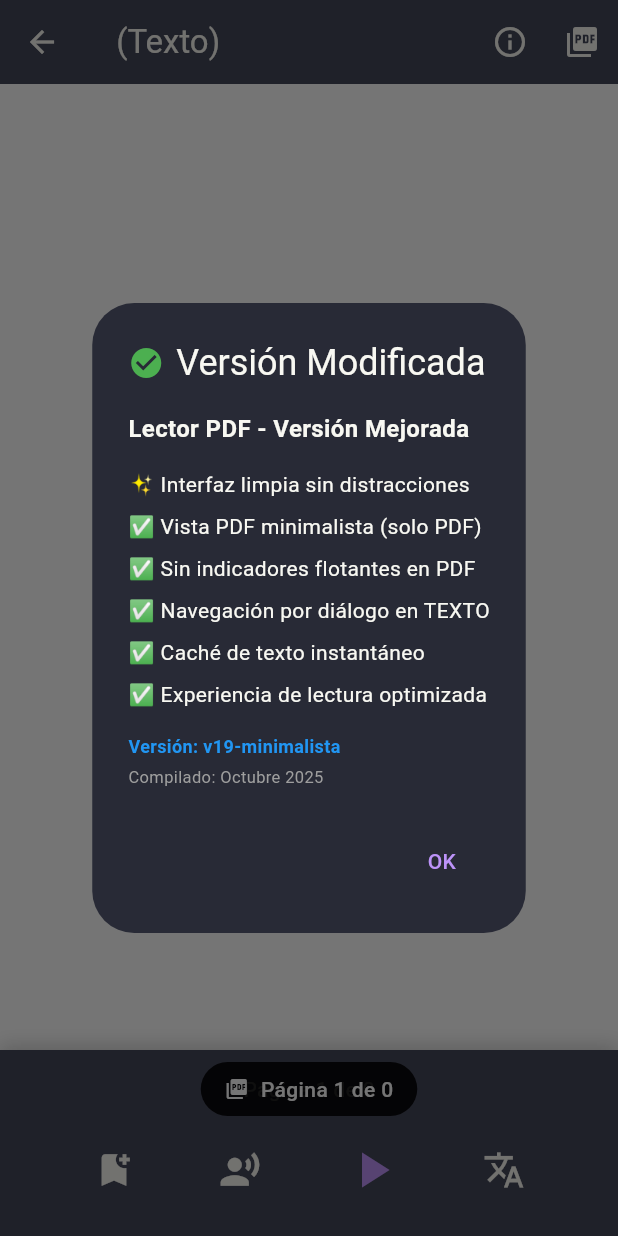
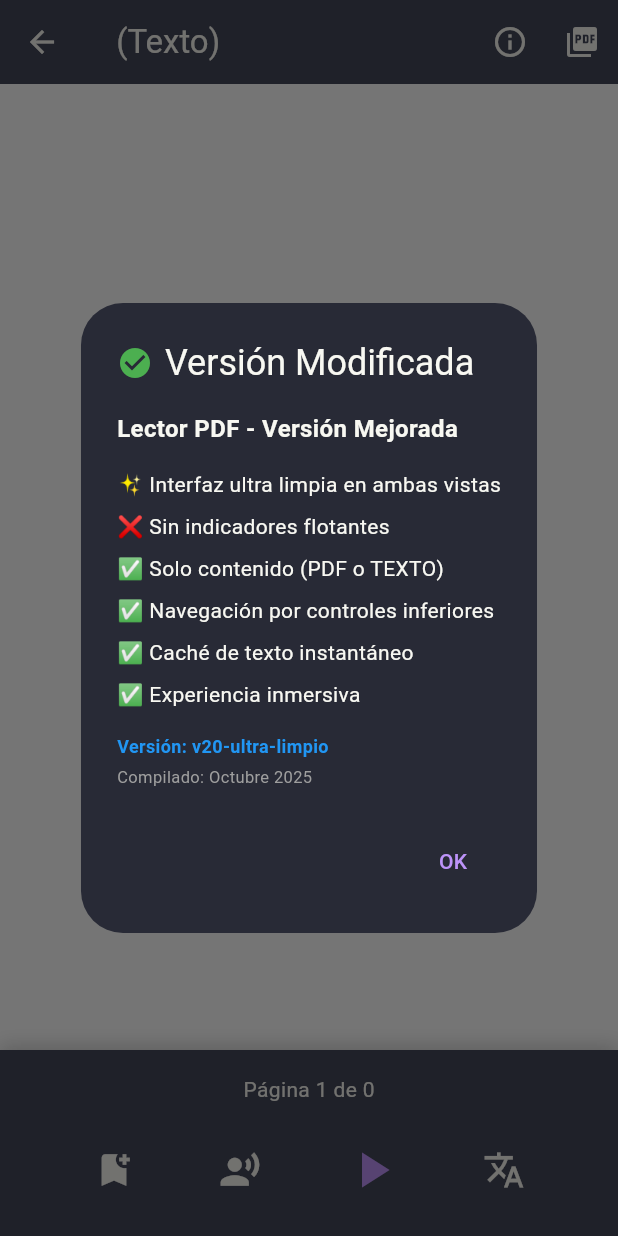
Before and after one commit to cucarraca/lector-pdf, a Flutter app: the TextViewScreen screen opened directly with empty values, after a tap on the "info outline" icon, on a phone screen of 412 x 824 dp. Run offline on Flutter 3.47's test engine with Material 3 defaults, Android fonts, the phone set to English and light mode, and no system bars; our stand-ins replace file_picker, flutter_tts, shared_preferences; missing offline and left inert: syncfusion_flutter_pdf, syncfusion_flutter_pdfviewer, translator; accounts and stored records are empty.

Commit message:
Actualización v0.8

```diff
--- a/lib/screens/pdf_reader_screen.dart
+++ b/lib/screens/pdf_reader_screen.dart
@@ -511,20 +511,20 @@ class _PdfReaderScreenState extends State<PdfReaderScreen> {
                         ),
                       ),
                       SizedBox(height: 16),
-                      Text('✨ Interfaz limpia sin distracciones'),
+                      Text('✨ Interfaz ultra limpia en ambas vistas'),
                       SizedBox(height: 8),
-                      Text('✅ Vista PDF minimalista (solo PDF)'),
+                      Text('❌ Sin indicadores flotantes'),
                       SizedBox(height: 8),
-                      Text('✅ Sin indicadores flotantes en PDF'),
+                      Text('✅ Solo contenido (PDF o TEXTO)'),
                       SizedBox(height: 8),
-                      Text('✅ Navegación por diálogo en TEXTO'),
+                      Text('✅ Navegación por controles inferiores'),
                       SizedBox(height: 8),
                       Text('✅ Caché de texto instantáneo'),
                       SizedBox(height: 8),
-                      Text('✅ Experiencia de lectura optimizada'),
+                      Text('✅ Experiencia inmersiva'),
                       SizedBox(height: 16),
                       Text(
-                        'Versión: v19-minimalista',
+                        'Versión: v20-ultra-limpio',
                         style: TextStyle(
                           fontSize: 12,
                           fontWeight: FontWeight.bold,
--- a/lib/screens/text_view_screen.dart
+++ b/lib/screens/text_view_screen.dart
@@ -341,20 +341,20 @@ class _TextViewScreenState extends State<TextViewScreen> {
                         ),
                       ),
                       SizedBox(height: 16),
-                      Text('✨ Interfaz limpia sin distracciones'),
+                      Text('✨ Interfaz ultra limpia en ambas vistas'),
                       SizedBox(height: 8),
-                      Text('✅ Vista PDF minimalista (solo PDF)'),
+                      Text('❌ Sin indicadores flotantes'),
                       SizedBox(height: 8),
-                      Text('✅ Sin indicadores flotantes en PDF'),
+                      Text('✅ Solo contenido (PDF o TEXTO)'),
                       SizedBox(height: 8),
-                      Text('✅ Navegación por diálogo en TEXTO'),
+                      Text('✅ Navegación por controles inferiores'),
                       SizedBox(height: 8),
                       Text('✅ Caché de texto instantáneo'),
                       SizedBox(height: 8),
-                      Text('✅ Experiencia de lectura optimizada'),
+                      Text('✅ Experiencia inmersiva'),
                       SizedBox(height: 16),
                       Text(
-                        'Versión: v19-minimalista',
+                        'Versión: v20-ultra-limpio',
                         style: TextStyle(
                           fontSize: 12,
                           fontWeight: FontWeight.bold,
@@ -438,46 +438,6 @@ class _TextViewScreenState extends State<TextViewScreen> {
               ),
             ],
           ),
-          // Indicador de página (exactamente igual que en PDF)
-          Positioned(
-            bottom: 80,
-            left: 0,
-            right: 0,
-            child: Center(
-              child: GestureDetector(
-                onTap: _showGoToPageDialog,
-                child: Container(
-                  padding: const EdgeInsets.symmetric(
-                    horizontal: 16,
-                    vertical: 8,
-                  ),
-                  decoration: BoxDecoration(
-                    color: Colors.black87,
-                    borderRadius: BorderRadius.circular(20),
-                  ),
-                  child: Row(
-                    mainAxisSize: MainAxisSize.min,
-                    children: [
-                      const Icon(
-                        Icons.picture_as_pdf,
-                        color: Colors.white,
-                        size: 16,
-                      ),
-                      const SizedBox(width: 8),
-                      Text(
-                        'Página $_currentPage de ${widget.book.totalPages}',
-                        style: const TextStyle(
-                          color: Colors.white,
-                          fontSize: 14,
-                          fontWeight: FontWeight.w500,
-                        ),
-                      ),
-                    ],
-                  ),
-                ),
-              ),
-            ),
-          ),
         ],
       ),
     );
```
Also changed, not shown: Screenshot_20251009_130444.jpg (deleted), Screenshot_20251009_132631.jpg (added), 2 other files.
